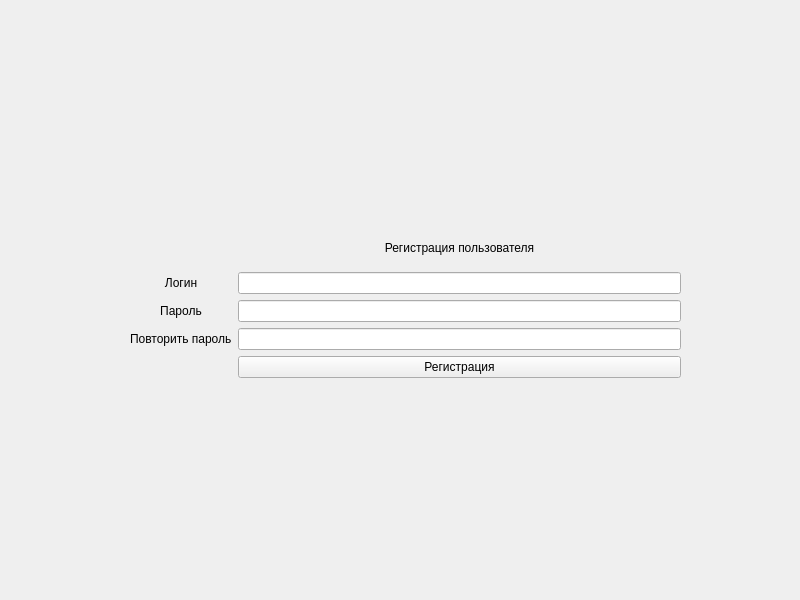
Above: reg_window.ui from aplecom/StaffBD before the change. Below: the same form after it.
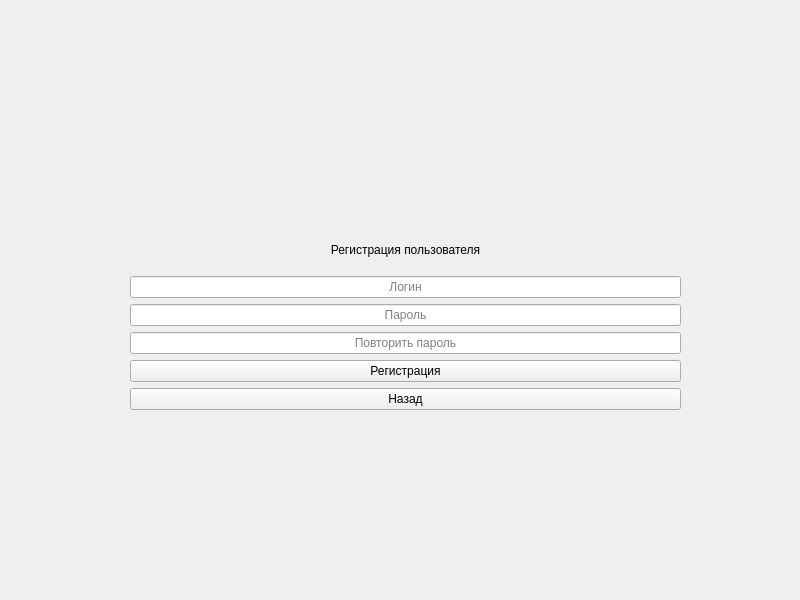
That is the form after the change.

Commit message: Добавлена кнопка 'назад' в регистрации + placeholders

The edit to the form file:
```diff
--- a/reg_window.ui
+++ b/reg_window.ui
@@ -19,14 +19,14 @@
      <x>130</x>
      <y>230</y>
      <width>551</width>
-     <height>148</height>
+     <height>180</height>
     </rect>
    </property>
    <layout class="QGridLayout" name="gridLayout">
     <property name="sizeConstraint">
      <enum>QLayout::SetDefaultConstraint</enum>
     </property>
-    <item row="1" column="2">
+    <item row="1" column="1">
      <widget class="QLabel" name="reghLb">
       <property name="frameShape">
        <enum>QFrame::NoFrame</enum>
@@ -48,49 +48,47 @@
       </property>
      </widget>
     </item>
-    <item row="3" column="0">
-     <widget class="QLabel" name="passLb">
+    <item row="6" column="1">
+     <widget class="QPushButton" name="backBtn">
       <property name="text">
+       <string>Назад</string>
+      </property>
+     </widget>
+    </item>
+    <item row="3" column="1">
+     <widget class="QLineEdit" name="passLe">
+      <property name="alignment">
+       <set>Qt::AlignCenter</set>
+      </property>
+      <property name="placeholderText">
        <string>Пароль</string>
       </property>
+     </widget>
+    </item>
+    <item row="4" column="1">
+     <widget class="QLineEdit" name="confirmLe">
       <property name="alignment">
        <set>Qt::AlignCenter</set>
       </property>
-      <property name="textInteractionFlags">
-       <set>Qt::LinksAccessibleByMouse</set>
+      <property name="placeholderText">
+       <string>Повторить пароль</string>
       </property>
      </widget>
     </item>
-    <item row="5" column="2">
+    <item row="5" column="1">
      <widget class="QPushButton" name="registerBtn">
       <property name="text">
        <string>Регистрация</string>
       </property>
      </widget>
     </item>
-    <item row="2" column="0">
-     <widget class="QLabel" name="loginLb">
-      <property name="text">
+    <item row="2" column="1">
+     <widget class="QLineEdit" name="loginLe">
+      <property name="alignment">
+       <set>Qt::AlignCenter</set>
+      </property>
+      <property name="placeholderText">
        <string>Логин</string>
-      </property>
-      <property name="alignment">
-       <set>Qt::AlignCenter</set>
-      </property>
-     </widget>
-    </item>
-    <item row="2" column="2">
-     <widget class="QLineEdit" name="loginLe"/>
-    </item>
-    <item row="3" column="2">
-     <widget class="QLineEdit" name="passLe"/>
-    </item>
-    <item row="4" column="2">
-     <widget class="QLineEdit" name="confirmLe"/>
-    </item>
-    <item row="4" column="0">
-     <widget class="QLabel" name="confirm">
-      <property name="text">
-       <string>Повторить пароль</string>
       </property>
      </widget>
     </item>
```
The commit also changes 5 other files.
